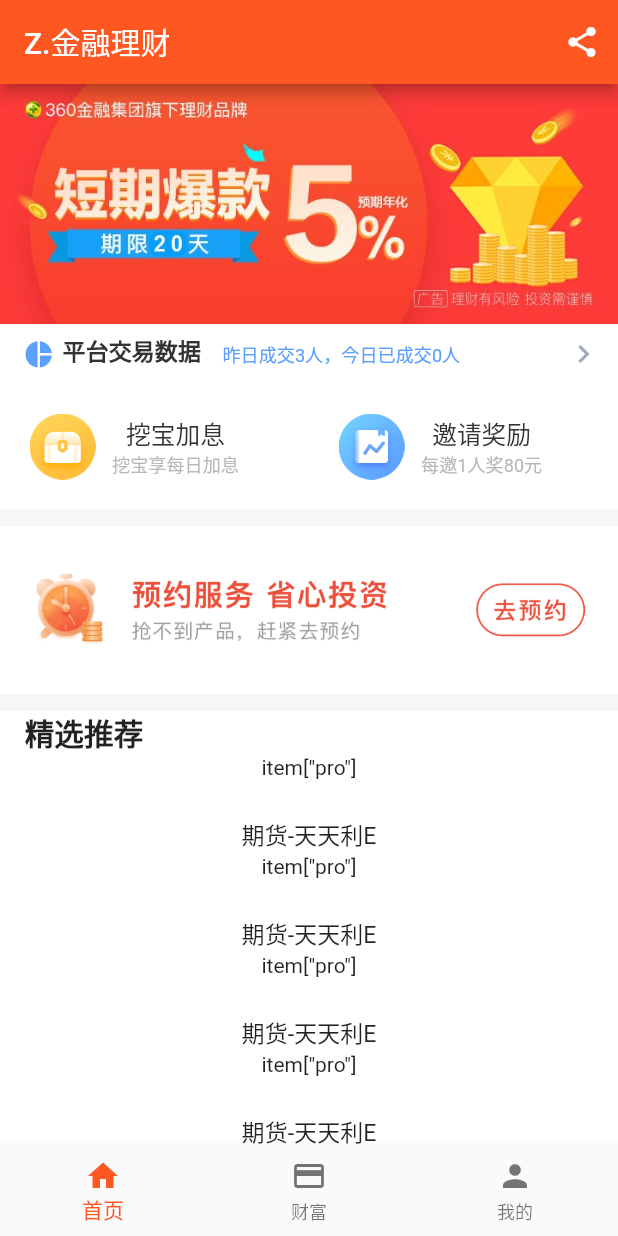
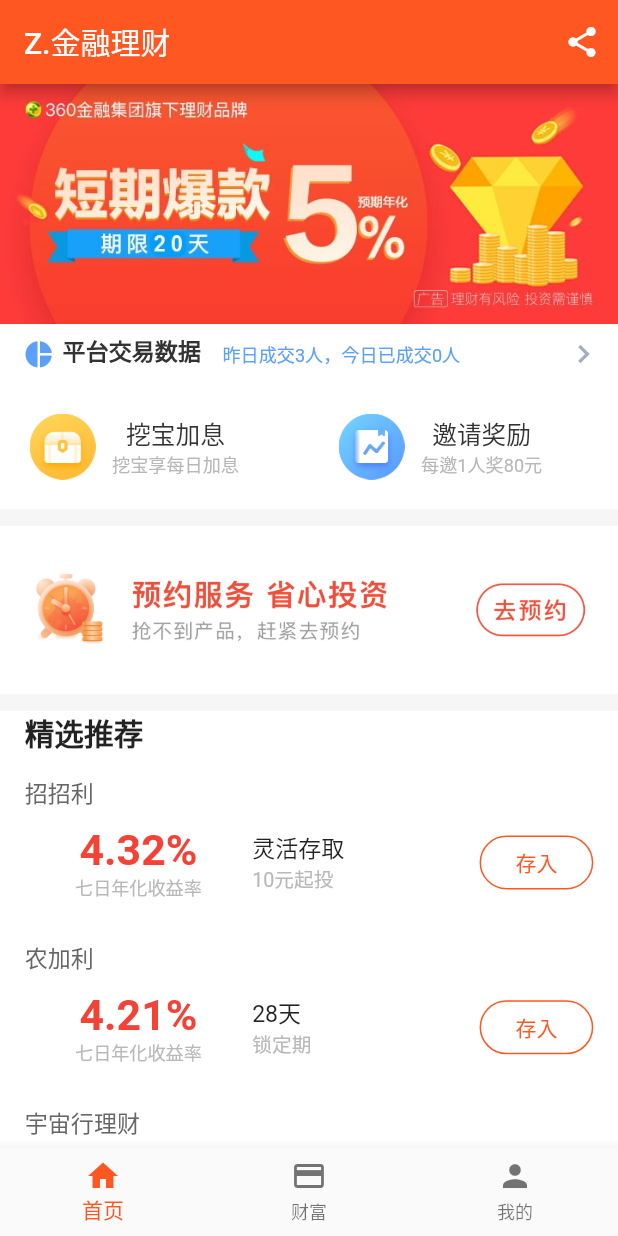
Before and after one commit to zhongmeizhi/fultter-example-app, a Flutter app: the screen it shows after launch, on a phone screen of 412 x 824 dp. Run offline on Flutter 3.47's test engine with Material 2 defaults, Android fonts, the phone set to English and light mode, and no system bars; our stand-ins replace flutter_screenutil.

Commit message:
首页静态页面基本完成

```diff
--- a/lib/home/homepage.dart
+++ b/lib/home/homepage.dart
@@ -7,35 +7,34 @@
 }
 
 class HomePageState extends State<HomePage> {
-  var rate, pro, rateTime, desc, limitDesc;
   @override
   Widget build(BuildContext context) {
 
     List _choiceList = [
       {
-        rate: '4.32%',
-        pro: '招招利',
-        rateTime: '七日年化收益率',
-        desc: '灵活存取',
-        limitDesc: '10元起投'
+        'rate': '4.32%',
+        'pro': '招招利',
+        'rateTime': '七日年化收益率',
+        'desc': '灵活存取',
+        'limitDesc': '10元起投'
       }, {
-        rate: '4.21%',
-        pro: '农加利',
-        rateTime: '七日年化收益率',
-        desc: '农行说了算',
-        limitDesc: '不限制'
+        'rate': '4.21%',
+        'pro': '农加利',
+        'rateTime': '七日年化收益率',
+        'desc': '28天',
+        'limitDesc': '锁定期'
       }, {
-        rate: '5.55%',
-        pro: '宇宙行理财',
-        rateTime: '浮动',
-        desc: '存1年',
-        limitDesc: '10086万元起投'
+        'rate': '5.55%',
+        'pro': '宇宙行理财',
+        'rateTime': '七日年化收益率',
+        'desc': '180天可自动转让',
+        'limitDesc': '锁定期1天'
       }, {
-        rate: '4.72%',
-        pro: '招行理财',
-        rateTime: '七日年化收益率',
-        desc: '灵活存取',
-        limitDesc: '1000元起投'
+        'rate': '4.72%',
+        'pro': '招行理财',
+        'rateTime': '七日年化收益率',
+        'desc': '灵活存取',
+        'limitDesc': '1000元起投'
       },
     ];
 
@@ -164,26 +163,82 @@
 
   for (int i = 0; i < _choiceList.length; i++) {
     Map item = _choiceList[i];
-
     items.add(
       SizedBox(
-        height: 66,
+        height: ScreenUtil().setWidth(200),
+        child: Padding(
+          padding: EdgeInsets.only(top: ScreenUtil().setWidth(23), bottom: ScreenUtil().setWidth(23)),
+          child: Column(
+            children: <Widget>[Row(
+                  children: <Widget>[
+                  Padding(
+                    padding: EdgeInsets.only(bottom: ScreenUtil().setWidth(18)),
+                    child: Text(
+                      item['pro'],
+                      style: TextStyle(fontSize: ScreenUtil().setSp(28), color: Color(0xFF666666))
+                    )
+                  )
+                ]
+              ),
+              Row(
+                children: <Widget>[
+                  Expanded(
+                    flex: 2,
                     child: Column(
                       children: <Widget>[
+                        Text(
+                          item['rate'],
+                          style: TextStyle(fontSize: ScreenUtil().setSp(52), fontWeight: FontWeight.w700, color: Colors.red)
+                        ),
+                        Text(
+                          item['rateTime'],
+                          style: TextStyle(fontSize: ScreenUtil().setSp(22), color: Color(0xFFB8B8B8))
+                        )
+                      ],
+                    ),
+                  ),
+                  Expanded(
+                    flex: 2,
+                    child: Column(
+                      children: <Widget>[
+                        Row(
+                          children: <Widget>[
+                            Text(
+                              item['desc'],
+                              style: TextStyle(fontSize: ScreenUtil().setSp(28))
+                            ),
+                          ],
+                        ),
+                        Row(
+                          children: <Widget>[
+                            Text(
+                              item['limitDesc'],
+                              style: TextStyle(fontSize: ScreenUtil().setSp(24), color: Color(0xFFB8B8B8))
+                            )
+                          ],
+                        )
+                      ],
+                    ),
+                  ),
                   Expanded(
                     flex: 1,
-              child: Text('item["pro"]'),
+                    child: FlatButton(
+                      color: Colors.white,
+                      textColor: Colors.deepOrange,
+                      splashColor: Colors.deepOrange,
+                      child: Text("存入"),
+                      // side = BorderSide.none,
+                      shape: RoundedRectangleBorder(
+                        borderRadius: BorderRadius.circular(20.0),
+                        side: BorderSide(style: BorderStyle.solid, color: Colors.deepOrange)
                       ),
-            Container(
-              height: 22,
-              // alignment: Alignment(0, 0),
-              child: Text(
-                '期货-天天利E',
-                textAlign: TextAlign.left,
-                style: TextStyle(fontSize: ScreenUtil().setSp(28), height: 1.2),
+                      onPressed: () => {},
+                    )
                   ),
+                ]
               ),
             ],
+          )
         )
       )
     );
```
Lines whose indentation alone changed are shown as unchanged.
